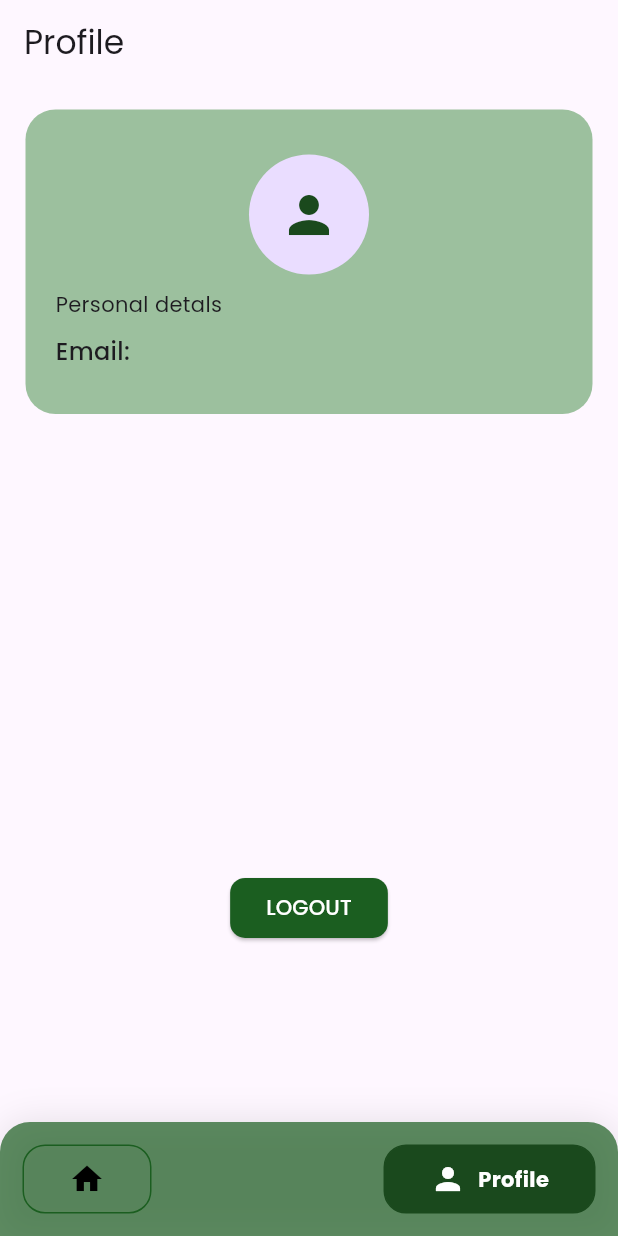
After one commit to haadiyaa/codeedex_test, a Flutter app: the NavBarPage screen opened directly, item 2 of the bottom bar chosen, on a phone screen of 412 x 824 dp. The commit adds this screen. Run offline on Flutter 3.47's test engine with Material 3 defaults, Android fonts, the phone set to English and light mode, and no system bars; drawn by our look-alikes of google_nav_bar; our stand-ins replace another_flutter_splash_screen, shared_preferences, shimmer; accounts and stored records are empty; network calls fail.

Commit message:
home page and profile page completed

```diff
--- a/lib/core/appcolors.dart
+++ b/lib/core/appcolors.dart
@@ -2,7 +2,10 @@ import 'package:flutter/material.dart';
 
 class AppColors {
   static const Color white = Colors.white;
+  static const Color black = Colors.black;
   static const Color red = Colors.red;
-  static Color green1 = Colors.green.shade900;
-  static Color green0 = const Color.fromARGB(255, 26, 73, 29);
+  static const Color transparent = Colors.transparent;
+  static const Color green1 =  Color.fromARGB(255, 27, 94, 32);
+  static const Color green2 =  Color.fromARGB(255, 156, 192, 158);
+  static const Color green0 =  Color.fromARGB(255, 26, 73, 29);
 }
--- a/lib/core/apptextstyles.dart
+++ b/lib/core/apptextstyles.dart
@@ -9,4 +9,19 @@ class AppTextStyles {
   static const TextStyle whiteText = TextStyle(
     color: AppColors.white,
   );
+  static const TextStyle blackText = TextStyle(
+    color: AppColors.black,
+  );
+  static const TextStyle dialogHead = TextStyle(
+    fontWeight: FontWeight.bold,
+    fontSize: 20,
+  );
+  static const TextStyle dialogDesc = TextStyle(
+    fontWeight: FontWeight.w500,
+    fontSize: 16,
+  );
+  static const TextStyle tile1 = TextStyle(
+    fontSize: 18,
+    color: AppColors.black,
+  );
 }
--- a/lib/data/models/categoriesmodel.dart
+++ b/lib/data/models/categoriesmodel.dart
@@ -3,6 +3,19 @@ import 'dart:convert';
 List<CategoriesModel> categoriesModelFromJson(String str) => List<CategoriesModel>.from(json.decode(str).map((x) => CategoriesModel.fromJson(x)));
 
 String categoriesModelToJson(List<CategoriesModel> data) => json.encode(List<dynamic>.from(data.map((x) => x.toJson())));
+
+class ListCategoriesModel {
+  List<CategoriesModel> data;
+
+    ListCategoriesModel({
+        required this.data,
+    });
+
+    factory ListCategoriesModel.fromJson(List<dynamic> json) => ListCategoriesModel(
+        data: json.map((map) => CategoriesModel.fromJson(map)).toList(),
+    );
+
+}
 
 class CategoriesModel {
     int id;
--- a/lib/data/models/productsmodel.dart
+++ b/lib/data/models/productsmodel.dart
@@ -1,8 +1,21 @@
 import 'dart:convert';
 
-List<ProductsModel> productsModelFromJson(String str) => List<ProductsModel>.from(json.decode(str).map((x) => ProductsModel.fromJson(x)));
+List<ProductsModel> productsModelFromJson(String str) =>  List<ProductsModel>.from(json.decode(str).map((x) => ProductsModel.fromJson(x)));
 
 String productsModelToJson(List<ProductsModel> data) => json.encode(List<dynamic>.from(data.map((x) => x.toJson())));
+
+class ListProductsModel {
+  List<ProductsModel> data;
+
+    ListProductsModel({
+        required this.data,
+    });
+
+    factory ListProductsModel.fromJson(List<dynamic> json) => ListProductsModel(
+        data: json.map((map) => ProductsModel.fromJson(map)).toList(),
+    );
+
+}
 
 class ProductsModel {
     int id;
@@ -13,7 +26,7 @@ class ProductsModel {
     String price;
     String? partsName;
     String description;
-    dynamic offerPrice;
+     String? offerPrice;
     bool isOffer;
     String productRating;
 
@@ -24,9 +37,9 @@ class ProductsModel {
         required this.vBrand,
         required this.vCategory,
         required this.price,
-        required this.partsName,
+        this.partsName,
         required this.description,
-        required this.offerPrice,
+        this.offerPrice,
         required this.isOffer,
         required this.productRating,
     });
@@ -38,9 +51,9 @@ class ProductsModel {
         vBrand: json["v_brand"],
         vCategory: json["v_category"],
         price: json["price"],
-        partsName: json["parts_name"],
+        partsName: json["parts_name"]??'',
         description: json["description"],
-        offerPrice: json["offer_price"],
+        offerPrice: json["offer_price"]??'',
         isOffer: json["is_offer"],
         productRating: json["product_rating"],
     );
--- a/lib/presentation/providers/authprovider.dart
+++ b/lib/presentation/providers/authprovider.dart
@@ -8,6 +8,7 @@ import 'package:flutter/material.dart';
 class AuthProvider extends ChangeNotifier {
   LoginModel? loginModel;
   String msg = '';
+  String useremail = '';
   Future<void> login({required String email, required String password}) async {
     try {
       await ApiRepository().login(email: email, password: password).then(
@@ -16,6 +17,7 @@ class AuthProvider extends ChangeNotifier {
           print('login $data');
           if (response.statusCode == 201) {
             loginModel = LoginModel.fromJson(data);
+            useremail = email;
             await AppClass().setPreferences(loginModel!.accessToken);
             msg = 'Login Success';
           } else {
--- a/lib/presentation/view/authentication/view/loginpage.dart
+++ b/lib/presentation/view/authentication/view/loginpage.dart
@@ -4,7 +4,7 @@ import 'package:codeedex_test/core/constants.dart';
 import 'package:codeedex_test/presentation/providers/authprovider.dart';
 import 'package:codeedex_test/presentation/providers/functionsprovider.dart';
 import 'package:codeedex_test/presentation/view/authentication/widgets/customtextfield.dart';
-import 'package:codeedex_test/presentation/view/home/view/homepage.dart';
+import 'package:codeedex_test/presentation/view/navbarpage/view/navbarpage.dart';
 import 'package:flutter/material.dart';
 import 'package:provider/provider.dart';
 import 'package:shimmer/shimmer.dart';
@@ -87,7 +87,7 @@ class LoginPage extends StatelessWidget {
                           if (provider.msg == "Login Success") {
                             AppClass().successSnackbar(context, provider.msg);
                             Navigator.pushReplacement(context,
-                                MaterialPageRoute(builder: (_) => HomePage()));
+                                MaterialPageRoute(builder: (_) => NavBarPage()));
                           } else {
                             AppClass().errorSnackbar(context, provider.msg);
                           }
--- /dev/null
+++ b/lib/presentation/view/navbarpage/view/navbarpage.dart
@@ -0,0 +1,88 @@
+import 'package:codeedex_test/core/appcolors.dart';
+import 'package:codeedex_test/presentation/providers/functionsprovider.dart';
+import 'package:codeedex_test/presentation/view/home/view/homepage.dart';
+import 'package:codeedex_test/presentation/view/profile/view/profilepage.dart';
+import 'package:flutter/material.dart';
+import 'package:google_nav_bar/google_nav_bar.dart';
+import 'package:provider/provider.dart';
+
+class NavBarPage extends StatefulWidget {
+  const NavBarPage({super.key});
+
+  @override
+  State<NavBarPage> createState() => _NavBarPageState();
+}
+
+class _NavBarPageState extends State<NavBarPage> {
+  int _selectedIndex = 0;
+  final List<Widget> _widgetOptions = <Widget>[
+    const Homepage(),
+    const ProfilePage(),
+  ];
+  @override
+  void initState() {
+    super.initState();
+    final provider = Provider.of<FunctionsProvider>(context, listen: false);
+    provider.getProducts();
+    provider.getCategories();
+  }
+
+  @override
+  Widget build(BuildContext context) {
+    return Scaffold(
+      body: Center(
+        child: _widgetOptions.elementAt(_selectedIndex),
+      ),
+      bottomNavigationBar: Container(
+        decoration: BoxDecoration(
+          borderRadius: const BorderRadius.only(
+            topLeft: Radius.circular(20),
+            topRight: Radius.circular(20),
+          ),
+          color: AppColors.green1.withOpacity(0.7),
+          boxShadow: [
+            BoxShadow(
+              blurRadius: 20,
+              color: Colors.black.withOpacity(.1),
+            )
+          ],
+        ),
+        child: Padding(
+          padding: const EdgeInsets.symmetric(horizontal: 15, vertical: 15),
+          child: GNav(
+            rippleColor: AppColors.green0,
+            hoverColor: AppColors.green1,
+            haptic: true,
+            tabBorderRadius: 15,
+            tabActiveBorder: Border.all(color: AppColors.green0, width: 1),
+            tabBorder: Border.all(color: AppColors.green1, width: 1),
+            curve: Curves.easeOutExpo,
+            duration: const Duration(milliseconds: 300),
+            gap: 8,
+            color: AppColors.black,
+            activeColor: AppColors.white,
+            iconSize: 24,
+            tabBackgroundColor: AppColors.green0,
+            padding: const EdgeInsets.symmetric(horizontal: 30, vertical: 10),
+            tabs: const [
+              GButton(
+                icon: Icons.home,
+                text: 'Home',
+              ),
+              GButton(
+                icon: Icons.person,
+                text: 'Profile',
+              ),
+            ],
+            selectedIndex: _selectedIndex,
+            onTabChange: (index) {
+              setState(() {
+                _selectedIndex = index;
+              });
+            },
+          ),
+        ),
+      ),
+    );
+  }
+}
--- /dev/null
+++ b/lib/presentation/view/profile/view/profilepage.dart
@@ -0,0 +1,106 @@
+import 'package:codeedex_test/core/appclass.dart';
+import 'package:codeedex_test/core/appcolors.dart';
+import 'package:codeedex_test/core/apptextstyles.dart';
+import 'package:codeedex_test/core/constants.dart';
+import 'package:codeedex_test/presentation/providers/authprovider.dart';
+import 'package:codeedex_test/presentation/view/authentication/view/loginpage.dart';
+import 'package:flutter/material.dart';
+import 'package:provider/provider.dart';
+
+class ProfilePage extends StatefulWidget {
+  const ProfilePage({super.key});
+
+  @override
+  State<ProfilePage> createState() => _ProfilePageState();
+}
+
+class _ProfilePageState extends State<ProfilePage> {
+  late AuthProvider provider;
+
+  @override
+  void initState() {
+    super.initState();
+    provider = Provider.of(context, listen: false);
+  }
+
+  @override
+  Widget build(BuildContext context) {
+    return Scaffold(
+      appBar: AppBar(
+        title: const Text('Profile'),
+      ),
+      body: Padding(
+        padding: const EdgeInsets.all(17),
+        child: Column(
+          children: [
+            Container(
+              padding: const EdgeInsets.symmetric(horizontal: 20, vertical: 30),
+              decoration: BoxDecoration(
+                color: AppColors.green2,
+                borderRadius: BorderRadius.circular(20),
+              ),
+              child: Column(
+                crossAxisAlignment: CrossAxisAlignment.start,
+                children: [
+                  const Row(
+                    mainAxisAlignment: MainAxisAlignment.center,
+                    children: [
+                      CircleAvatar(
+                        radius: 40,
+                        child: Icon(
+                          Icons.person,
+                          color: AppColors.green0,
+                          size: 40,
+                        ),
+                      ),
+                    ],
+                  ),
+                  Constants.height10,
+                  const Text('Personal detals'),
+                  Constants.height10,
+                  Row(
+                    mainAxisAlignment: MainAxisAlignment.spaceBetween,
+                    children: [
+                      const Text(
+                        'Email:',
+                        style: AppTextStyles.dialogDesc,
+                      ),
+                      Text(
+                        provider.useremail,
+                        style: AppTextStyles.dialogDesc,
+                      ),
+                    ],
+                  ),
+                ],
+              ),
+            ),
+            const Spacer(
+              flex: 3,
+            ),
+            ElevatedButton(
+              style: ElevatedButton.styleFrom(
+                backgroundColor: AppColors.green1,
+                foregroundColor: AppColors.white,
+                shape: RoundedRectangleBorder(
+                  borderRadius: BorderRadius.circular(10),
+                ),
+              ),
+              onPressed: () {
+                AppClass().dltPreferences().then(
+                      (value) => Navigator.pushReplacement(
+                        context,
+                        MaterialPageRoute(
+                          builder: (context) => LoginPage(),
+                        ),
+                      ),
+                    );
+              },
+              child: const Text("LOGOUT"),
+            ),
+            const Spacer(),
+          ],
+        ),
+      ),
+    );
+  }
+}
--- a/lib/presentation/view/splashscreen/splashscreen.dart
+++ b/lib/presentation/view/splashscreen/splashscreen.dart
@@ -3,7 +3,7 @@ import 'package:codeedex_test/core/appclass.dart';
 import 'package:codeedex_test/core/appcolors.dart';
 import 'package:codeedex_test/core/apptextstyles.dart';
 import 'package:codeedex_test/presentation/view/authentication/view/loginpage.dart';
-import 'package:codeedex_test/presentation/view/home/view/homepage.dart';
+import 'package:codeedex_test/presentation/view/navbarpage/view/navbarpage.dart';
 import 'package:flutter/material.dart';
 
 class Splashscreen extends StatelessWidget {
@@ -31,7 +31,7 @@ class Splashscreen extends StatelessWidget {
               } else {
                 Navigator.pushReplacement(
                   context,
-                  MaterialPageRoute(builder: (_) => HomePage()),
+                  MaterialPageRoute(builder: (_) => NavBarPage()),
                 );
               }
             },
--- a/pubspec.yaml
+++ b/pubspec.yaml
@@ -40,6 +40,7 @@ dependencies:
   shared_preferences: ^2.3.2
   another_flutter_splash_screen: ^1.2.1
   shimmer: ^3.0.0
+  google_nav_bar: ^5.0.7
 
 dev_dependencies:
   flutter_test:
```
Also changed, not shown: lib/core/appclass.dart (+18 -2 lines), lib/presentation/providers/functionsprovider.dart (+44 -8 lines), lib/presentation/view/home/view/homepage.dart (+59 -16 lines), lib/presentation/view/home/widgets/customdialog.dart (added, +70 -0 lines), lib/presentation/view/home/widgets/customlisttile.dart (added, +44 -0 lines), lib/presentation/view/home/widgets/filtershimmer.dart (added, +39 -0 lines), lib/presentation/view/home/widgets/filterwidgets.dart (added, +74 -0 lines), lib/presentation/view/home/widgets/listtileshimmer.dart (added, +58 -0 lines), pubspec.lock.
